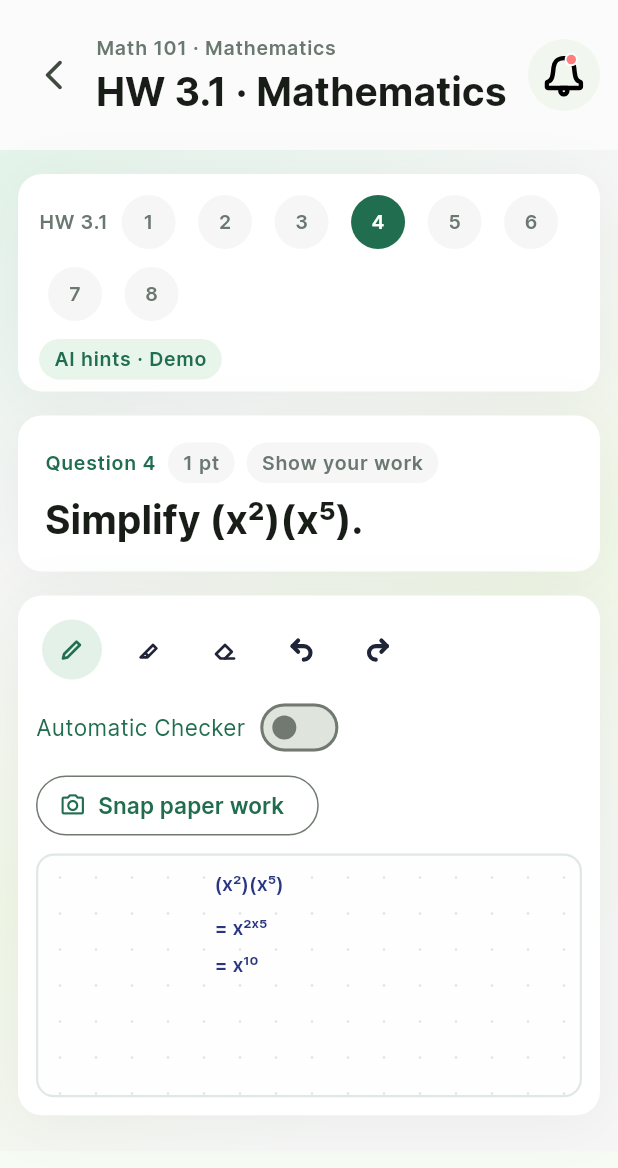
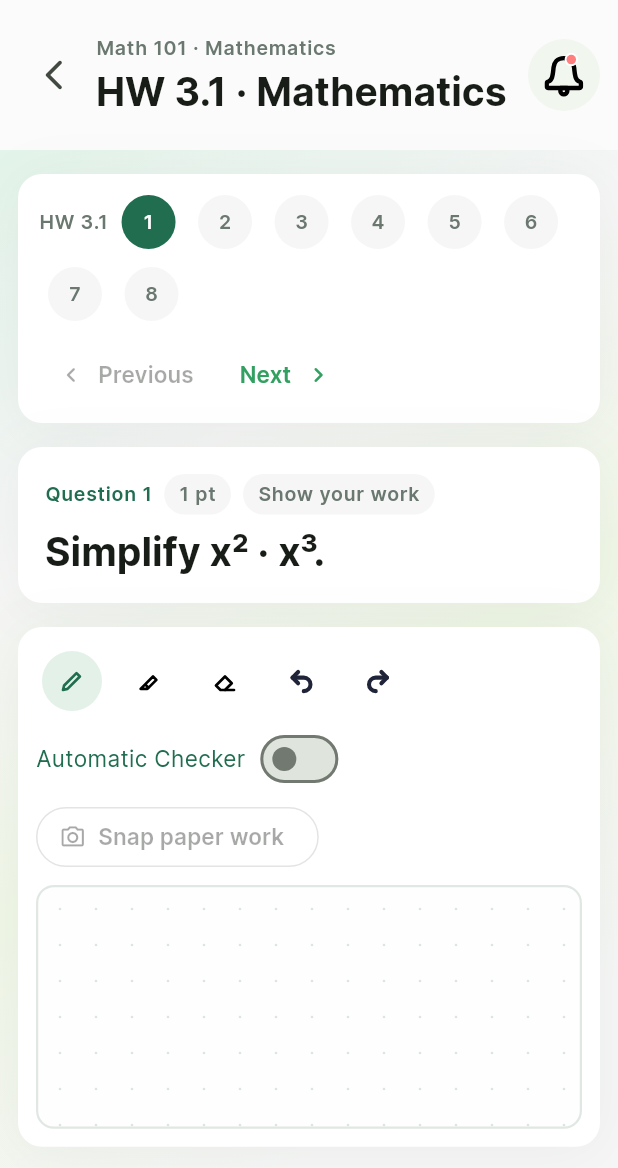
Before and after one commit to opsst/PromptLearn, a Flutter app: the StudentHomeworkView widget shown alone on an empty page, opened directly with empty values, on a phone screen of 412 x 824 dp. Shown: the top 1168 px of the screen. Run offline on Flutter 3.47's test engine with Material 3 defaults, Android fonts, the phone set to English and light mode, and no system bars; our stand-ins replace flutter_svg, material_ui, shared_preferences; accounts and stored records are empty.

Commit message:
Add question navigation and start with blank homework paper

```diff
--- a/frontend/lib/domain/models/homework_check.dart
+++ b/frontend/lib/domain/models/homework_check.dart
@@ -29,23 +29,18 @@ class PaperRegion {
       bottom <= 1.000001;
 }
 
-const homeworkDemoQuestionId = 'hw-3.1-q4';
-const homeworkDemoIssue = PaperRegion(0.31, 0.225, 0.21, 0.16);
-
 class HomeworkCheckRequest {
   const HomeworkCheckRequest({
     required this.question,
     required this.paperPng,
     required this.imageWidth,
     required this.imageHeight,
-    this.demoSampleVisible = false,
   });
 
   final HomeworkQuestion question;
   final Uint8List paperPng;
   final int imageWidth;
   final int imageHeight;
-  final bool demoSampleVisible;
 }
 
 enum HomeworkMarkStyle { circle, underline }
--- a/frontend/lib/ui/features/assessment/views/student_homework_view.dart
+++ b/frontend/lib/ui/features/assessment/views/student_homework_view.dart
@@ -145,7 +145,6 @@ class _StudentHomeworkViewState extends State<StudentHomeworkView> {
     _stopTimer();
     final revision = _revision;
     final question = HomeworkNotebook.questions[_notebook.activeIndex];
-    final sampleVisible = _draft.content.sampleSteps.contains(1);
 
     setState(() {
       _checking = true;
@@ -175,7 +174,6 @@ class _StudentHomeworkViewState extends State<StudentHomeworkView> {
           ),
           imageWidth: image.width,
           imageHeight: image.height,
-          demoSampleVisible: sampleVisible,
         );
       } finally {
         image.dispose();
@@ -416,22 +414,26 @@ class _StudentHomeworkViewState extends State<StudentHomeworkView> {
   }
 
   Widget _toolButton(String label, String asset, PaperTool tool) {
-    final path = 'assets/assessment/$asset';
+    final selected = _tool == tool;
     return Semantics(
-      selected: _tool == tool,
+      selected: selected,
       child: IconButton(
         tooltip: label,
-        isSelected: _tool == tool,
+        isSelected: selected,
         style: IconButton.styleFrom(
-          backgroundColor: _tool == tool
+          backgroundColor: selected
               ? const Color(0xFFE3F1E8)
               : Colors.transparent,
         ),
         onPressed: _pointer == null ? () => setState(() => _tool = tool) : null,
         icon: SvgPicture.asset(
-          path,
+          'assets/assessment/$asset',
           width: 18,
           height: 18,
+          colorFilter: ColorFilter.mode(
+            selected ? _greenInk : Colors.black,
+            BlendMode.srcIn,
+          ),
           excludeFromSemantics: true,
         ),
       ),
@@ -565,10 +567,26 @@ class _ProgressCard extends StatelessWidget {
                 ),
             ],
           ),
-          const _Pill(
-            'AI hints · Demo',
-            foreground: _greenInk,
-            background: Color(0xFFE8F5EB),
+          Wrap(
+            spacing: 4,
+            children: [
+              TextButton.icon(
+                onPressed: notebook.activeIndex > 0
+                    ? () => onSelect(notebook.activeIndex - 1)
+                    : null,
+                icon: const Icon(Icons.chevron_left_rounded, size: 20),
+                label: const Text('Previous'),
+              ),
+              TextButton.icon(
+                onPressed:
+                    notebook.activeIndex < HomeworkNotebook.questions.length - 1
+                    ? () => onSelect(notebook.activeIndex + 1)
+                    : null,
+                iconAlignment: IconAlignment.end,
+                icon: const Icon(Icons.chevron_right_rounded, size: 20),
+                label: const Text('Next'),
+              ),
+            ],
           ),
         ],
       ),
@@ -602,21 +620,15 @@ class _HomeworkCard extends StatelessWidget {
 }
 
 class _Pill extends StatelessWidget {
-  const _Pill(
-    this.text, {
-    this.foreground = AppColors.mutedText,
-    this.background = AppColors.canvas,
-  });
+  const _Pill(this.text);
 
   final String text;
-  final Color foreground;
-  final Color background;
 
   @override
   Widget build(BuildContext context) {
     return DecoratedBox(
       decoration: BoxDecoration(
-        color: background,
+        color: AppColors.canvas,
         borderRadius: BorderRadius.circular(100),
       ),
       child: Padding(
@@ -624,7 +636,7 @@ class _Pill extends StatelessWidget {
         child: Text(
           text,
           style: Theme.of(context).textTheme.labelSmall
-              ?.copyWith(color: foreground),
+              ?.copyWith(color: AppColors.mutedText),
         ),
       ),
     );
--- a/frontend/lib/ui/features/assessment/widgets/homework_notebook.dart
+++ b/frontend/lib/ui/features/assessment/widgets/homework_notebook.dart
@@ -12,12 +12,11 @@ class PaperStroke {
 }
 
 class PaperContent {
-  const PaperContent({this.strokes = const [], this.sampleSteps = const {}});
+  const PaperContent({this.strokes = const []});
 
   final List<PaperStroke> strokes;
-  final Set<int> sampleSteps;
 
-  bool get hasWork => strokes.isNotEmpty || sampleSteps.isNotEmpty;
+  bool get hasWork => strokes.isNotEmpty;
 
   /// Removes entire strokes touched by this segment of the eraser gesture.
   PaperContent eraseBetween(Offset start, Offset end) {
@@ -29,52 +28,15 @@ class PaperContent {
       }
       return true;
     }).toList();
-    final keptSteps = sampleSteps.where((index) {
-      final region = sampleRegions[index];
-      final box = Rect.fromLTWH(
-        region.x,
-        region.y,
-        region.width,
-        region.height,
-      );
-      final edges = [
-        box.topLeft,
-        box.topRight,
-        box.bottomRight,
-        box.bottomLeft,
-        box.topLeft,
-      ];
-      if (box.contains(start) || box.contains(end)) return false;
-      for (var edge = 1; edge < edges.length; edge++) {
-        if (_eraserHitsSegment(start, end, edges[edge - 1], edges[edge])) {
-          return false;
-        }
-      }
-      return true;
-    }).toSet();
-    if (keptStrokes.length == strokes.length &&
-        keptSteps.length == sampleSteps.length) {
-      return this;
-    }
-    return PaperContent(strokes: keptStrokes, sampleSteps: keptSteps);
+    if (keptStrokes.length == strokes.length) return this;
+    return PaperContent(strokes: keptStrokes);
   }
 }
 
 const paperEraserRadius = 0.014;
-const sampleText = ['(x²)(x⁵)', '= x²ˣ⁵', '= x¹⁰'];
-const sampleRegions = [
-  PaperRegion(0.31, 0.06, 0.21, 0.13),
-  homeworkDemoIssue,
-  PaperRegion(0.31, 0.39, 0.21, 0.13),
-];
 
 class HomeworkDraft {
-  HomeworkDraft({bool withSample = false})
-    : _content = PaperContent(
-        sampleSteps: withSample ? const {0, 1, 2} : const {},
-      );
-
-  PaperContent _content;
+  PaperContent _content = const PaperContent();
   final List<PaperContent> _undoHistory = [];
   final List<PaperContent> _redoHistory = [];
 
@@ -91,7 +53,6 @@ class HomeworkDraft {
           ...content.strokes,
           PaperStroke(tool, List.unmodifiable(points)),
         ],
-        sampleSteps: content.sampleSteps,
       ),
     );
   }
@@ -157,16 +118,16 @@ class HomeworkNotebook {
     HomeworkQuestion('hw-3.1-q1', 'Simplify x² · x³.'),
     HomeworkQuestion('hw-3.1-q2', 'Simplify (a³)².'),
     HomeworkQuestion('hw-3.1-q3', 'Simplify y⁶ ÷ y², where y ≠ 0.'),
-    HomeworkQuestion(homeworkDemoQuestionId, 'Simplify (x²)(x⁵).'),
+    HomeworkQuestion('hw-3.1-q4', 'Simplify (x²)(x⁵).'),
     HomeworkQuestion('hw-3.1-q5', 'Simplify (m²)(m⁴).'),
     HomeworkQuestion('hw-3.1-q6', 'Simplify (2x²)(3x³).'),
     HomeworkQuestion('hw-3.1-q7', 'Simplify (p²)⁴.'),
     HomeworkQuestion('hw-3.1-q8', 'Simplify (x³)² ÷ x⁴, where x ≠ 0.'),
   ];
 
-  int activeIndex = 3;
+  int activeIndex = 0;
   bool automatic = false;
-  final _drafts = <int, HomeworkDraft>{3: HomeworkDraft(withSample: true)};
+  final _drafts = <int, HomeworkDraft>{};
 
   HomeworkDraft get draft =>
       _drafts.putIfAbsent(activeIndex, HomeworkDraft.new);
--- a/frontend/lib/ui/features/assessment/widgets/homework_paper.dart
+++ b/frontend/lib/ui/features/assessment/widgets/homework_paper.dart
@@ -247,28 +247,6 @@ class _InkPainter extends CustomPainter {
       }
     }
 
-    for (final index in content.sampleSteps) {
-      final area = _area(sampleRegions[index], size);
-      final fontSize = (size.width * 0.032).clamp(13.0, 36.0);
-      final text = TextPainter(
-        text: TextSpan(
-          text: sampleText[index],
-          style: TextStyle(
-            color: _inkColor,
-            fontSize: fontSize,
-            fontFamily: 'Inter',
-            fontWeight: FontWeight.w600,
-          ),
-        ),
-        textDirection: TextDirection.ltr,
-      )..layout();
-      text.paint(
-        canvas,
-        area.centerLeft.translate(area.width * 0.08, -text.height / 2),
-      );
-      text.dispose();
-    }
-
     for (final stroke in content.strokes) {
       _drawStroke(canvas, size, stroke);
     }
```
Also changed, not shown: frontend/lib/data/repositories/mock_homework_checker.dart (+1 -13 lines), 2 other files.
